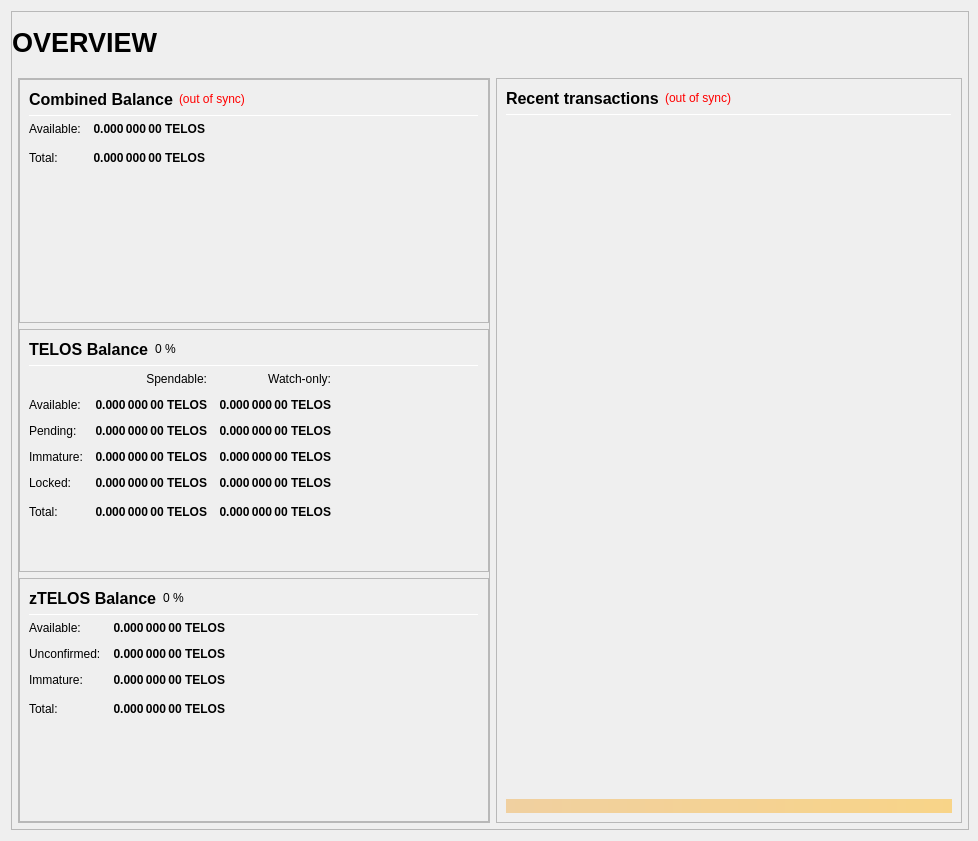
Qt form src/qt/forms/overviewpage.ui (phoenixkonsole/papara) before a commit.
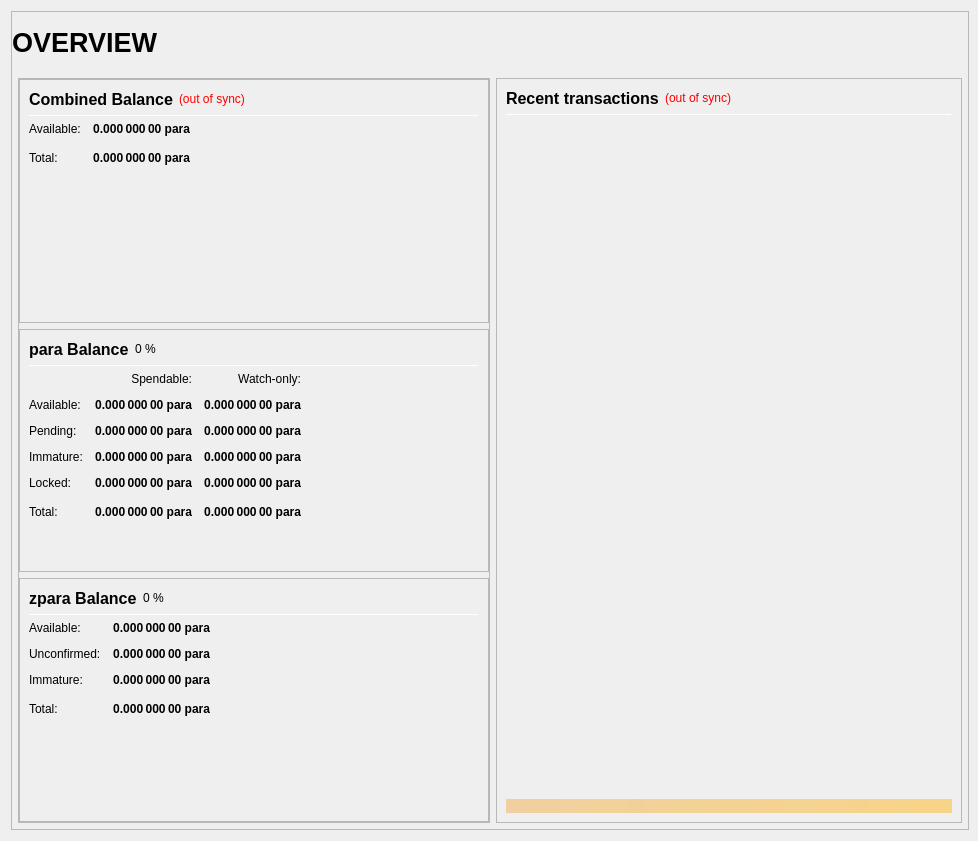
The same form after that commit.

```diff
--- a/src/qt/forms/overviewpage.ui
+++ b/src/qt/forms/overviewpage.ui
@@ -306,7 +306,7 @@
                           <string>Your current spendable balance</string>
                          </property>
                          <property name="text">
-                          <string notr="true">0.000 000 00 TELOS</string>
+                          <string notr="true">0.000 000 00 para</string>
                          </property>
                          <property name="alignment">
                           <set>Qt::AlignRight|Qt::AlignTrailing|Qt::AlignVCenter</set>
@@ -338,7 +338,7 @@
                           <string>Total Balance, including all unavailable coins.</string>
                          </property>
                          <property name="text">
-                          <string notr="true">0.000 000 00 TELOS</string>
+                          <string notr="true">0.000 000 00 para</string>
                          </property>
                          <property name="alignment">
                           <set>Qt::AlignRight|Qt::AlignTrailing|Qt::AlignVCenter</set>
@@ -406,7 +406,7 @@
                           </font>
                          </property>
                          <property name="text">
-                          <string>TELOS Balance</string>
+                          <string>para Balance</string>
                          </property>
                         </widget>
                        </item>
@@ -498,7 +498,7 @@
                           <string>Your current spendable balance</string>
                          </property>
                          <property name="text">
-                          <string notr="true">0.000 000 00 TELOS</string>
+                          <string notr="true">0.000 000 00 para</string>
                          </property>
                          <property name="alignment">
                           <set>Qt::AlignRight|Qt::AlignTrailing|Qt::AlignVCenter</set>
@@ -523,7 +523,7 @@
                           <string>Your current balance in watch-only addresses</string>
                          </property>
                          <property name="text">
-                          <string notr="true">0.000 000 00 TELOS</string>
+                          <string notr="true">0.000 000 00 para</string>
                          </property>
                          <property name="alignment">
                           <set>Qt::AlignRight|Qt::AlignTrailing|Qt::AlignVCenter</set>
@@ -555,7 +555,7 @@
                           <string>Total of transactions that have yet to be confirmed, and do not yet count toward the spendable balance</string>
                          </property>
                          <property name="text">
-                          <string notr="true">0.000 000 00 TELOS</string>
+                          <string notr="true">0.000 000 00 para</string>
                          </property>
                          <property name="alignment">
                           <set>Qt::AlignRight|Qt::AlignTrailing|Qt::AlignVCenter</set>
@@ -580,7 +580,7 @@
                           <string>Unconfirmed transactions to watch-only addresses</string>
                          </property>
                          <property name="text">
-                          <string notr="true">0.000 000 00 TELOS</string>
+                          <string notr="true">0.000 000 00 para</string>
                          </property>
                          <property name="alignment">
                           <set>Qt::AlignRight|Qt::AlignTrailing|Qt::AlignVCenter</set>
@@ -612,7 +612,7 @@
                           <string>Staked or masternode rewards that has not yet matured</string>
                          </property>
                          <property name="text">
-                          <string notr="true">0.000 000 00 TELOS</string>
+                          <string notr="true">0.000 000 00 para</string>
                          </property>
                          <property name="alignment">
                           <set>Qt::AlignRight|Qt::AlignTrailing|Qt::AlignVCenter</set>
@@ -637,7 +637,7 @@
                           <string>Staked or masternode rewards in watch-only addresses that has not yet matured</string>
                          </property>
                          <property name="text">
-                          <string notr="true">0.000 000 00 TELOS</string>
+                          <string notr="true">0.000 000 00 para</string>
                          </property>
                          <property name="alignment">
                           <set>Qt::AlignRight|Qt::AlignTrailing|Qt::AlignVCenter</set>
@@ -672,7 +672,7 @@
                           <string>Locked TELOS or Masternode collaterals. These are excluded from zTELOS minting.</string>
                          </property>
                          <property name="text">
-                          <string notr="true">0.000 000 00 TELOS</string>
+                          <string notr="true">0.000 000 00 para</string>
                          </property>
                          <property name="alignment">
                           <set>Qt::AlignRight|Qt::AlignTrailing|Qt::AlignVCenter</set>
@@ -697,7 +697,7 @@
                           <string>Current locked balance in watch-only addresses</string>
                          </property>
                          <property name="text">
-                          <string notr="true">0.000 000 00 TELOS</string>
+                          <string notr="true">0.000 000 00 para</string>
                          </property>
                          <property name="alignment">
                           <set>Qt::AlignRight|Qt::AlignTrailing|Qt::AlignVCenter</set>
@@ -732,7 +732,7 @@
                           <string>Your current TELOS balance, unconfirmed and immature transactions included</string>
                          </property>
                          <property name="text">
-                          <string notr="true">0.000 000 00 TELOS</string>
+                          <string notr="true">0.000 000 00 para</string>
                          </property>
                          <property name="alignment">
                           <set>Qt::AlignRight|Qt::AlignTrailing|Qt::AlignVCenter</set>
@@ -757,7 +757,7 @@
                           <string>Current total balance in watch-only addresses</string>
                          </property>
                          <property name="text">
-                          <string notr="true">0.000 000 00 TELOS</string>
+                          <string notr="true">0.000 000 00 para</string>
                          </property>
                          <property name="alignment">
                           <set>Qt::AlignRight|Qt::AlignTrailing|Qt::AlignVCenter</set>
@@ -825,7 +825,7 @@
                           </font>
                          </property>
                          <property name="text">
-                          <string>zTELOS Balance</string>
+                          <string>zpara Balance</string>
                          </property>
                         </widget>
                        </item>
@@ -899,7 +899,7 @@
 These zTELOS are spendable.</string>
                          </property>
                          <property name="text">
-                          <string notr="true">0.000 000 00 TELOS</string>
+                          <string notr="true">0.000 000 00 para</string>
                          </property>
                          <property name="alignment">
                           <set>Qt::AlignRight|Qt::AlignTrailing|Qt::AlignVCenter</set>
@@ -930,7 +930,7 @@
 Immature: confirmed, but less than 1 mint of the same denomination after it was minted</string>
                          </property>
                          <property name="text">
-                          <string notr="true">0.000 000 00 TELOS</string>
+                          <string notr="true">0.000 000 00 para</string>
                          </property>
                          <property name="alignment">
                           <set>Qt::AlignRight|Qt::AlignTrailing|Qt::AlignVCenter</set>
@@ -961,7 +961,7 @@
 Immature: confirmed, but less than 1 mint of the same denomination after it was minted</string>
                          </property>
                          <property name="text">
-                          <string notr="true">0.000 000 00 TELOS</string>
+                          <string notr="true">0.000 000 00 para</string>
                          </property>
                          <property name="alignment">
                           <set>Qt::AlignRight|Qt::AlignTrailing|Qt::AlignVCenter</set>
@@ -993,7 +993,7 @@
                           <string>Your current zTELOS balance, unconfirmed and immature zTELOS included.</string>
                          </property>
                          <property name="text">
-                          <string notr="true">0.000 000 00 TELOS</string>
+                          <string notr="true">0.000 000 00 para</string>
                          </property>
                          <property name="alignment">
                           <set>Qt::AlignRight|Qt::AlignTrailing|Qt::AlignVCenter</set>
```
Left out of the diff: 24 changed lines with no effect on the pictures.
